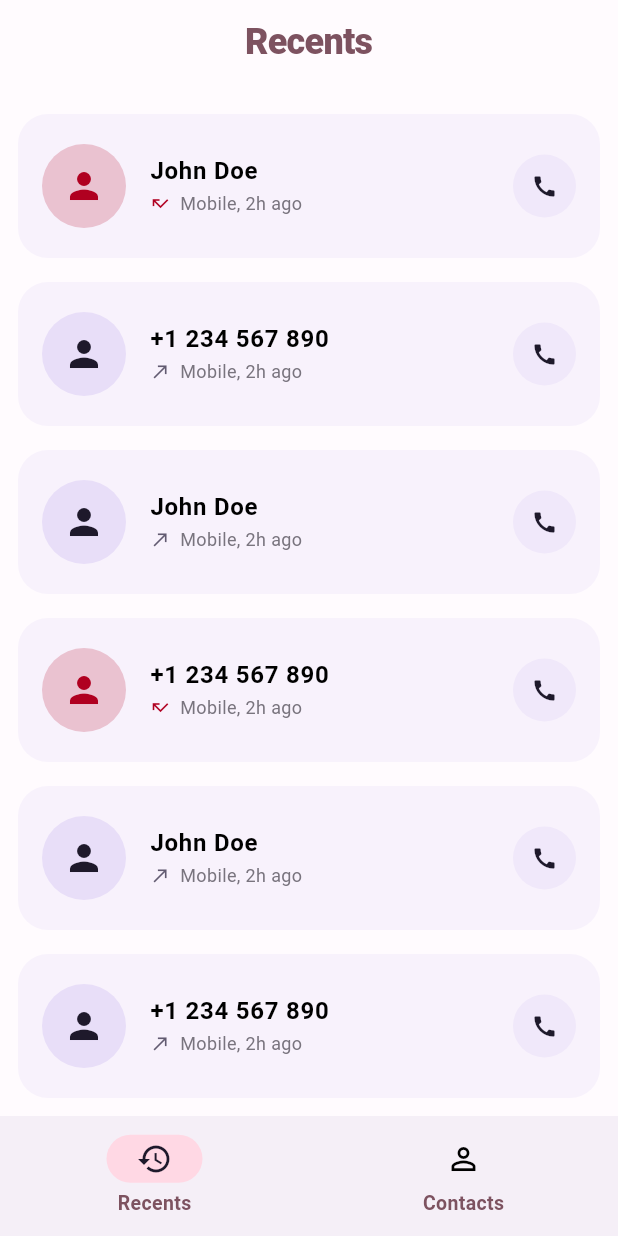
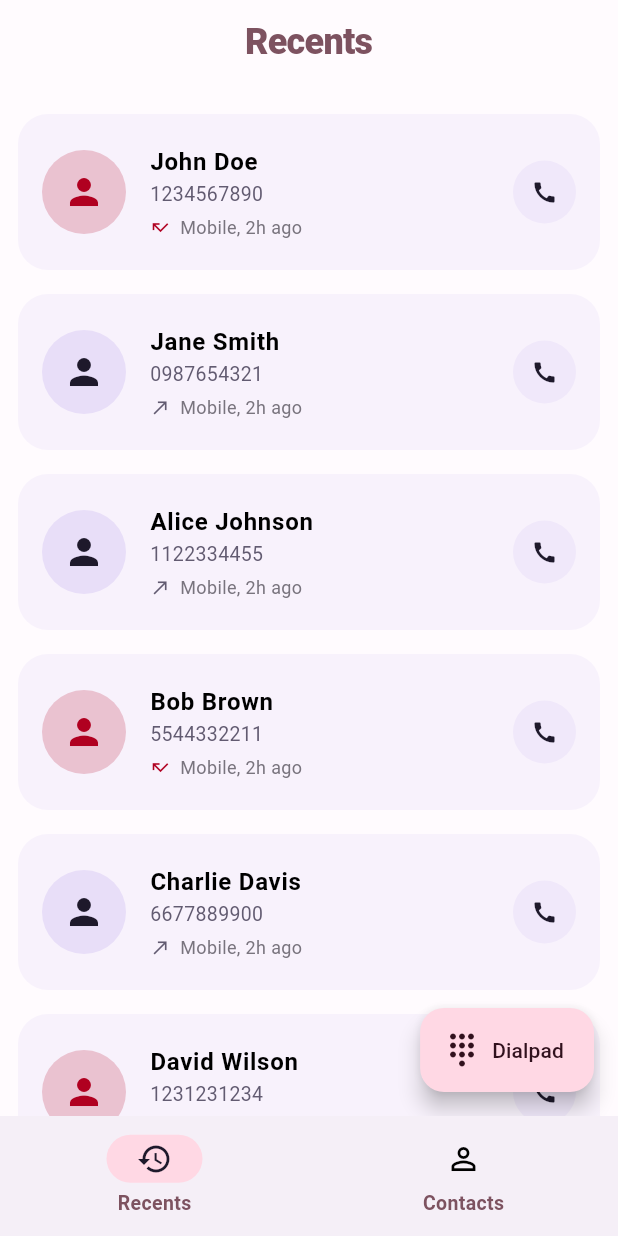
Before and after one commit to junayedahamed/caller-app, a Flutter app: the screen it shows after launch, on a phone screen of 412 x 824 dp. Run offline on Flutter 3.47's test engine with Material 3 defaults, Android fonts, the phone set to English and light mode, and no system bars.

Commit message:
feat: implement dynamic call search and dialpad overlay in recents page

```diff
--- a/lib/pages/recents_page.dart
+++ b/lib/pages/recents_page.dart
@@ -1,19 +1,138 @@
 import 'package:flutter/material.dart';
+import '../models/recent_call.dart';
+import '../widgets/dialpad_widget.dart';
 
-class RecentsPage extends StatelessWidget {
+class RecentsPage extends StatefulWidget {
   const RecentsPage({super.key});
+
+  @override
+  State<RecentsPage> createState() => _RecentsPageState();
+}
+
+class _RecentsPageState extends State<RecentsPage> {
+  String _searchQuery = '';
+  bool _isDialpadVisible = false;
+  List<RecentCall> _filteredCalls = mockRecentCalls;
+
+  void _onDigitPressed(String digit) {
+    setState(() {
+      _searchQuery += digit;
+      _filterCalls();
+    });
+  }
+
+  void _onBackspace() {
+    if (_searchQuery.isNotEmpty) {
+      setState(() {
+        _searchQuery = _searchQuery.substring(0, _searchQuery.length - 1);
+        _filterCalls();
+      });
+    }
+  }
+
+  void _filterCalls() {
+    if (_searchQuery.isEmpty) {
+      _filteredCalls = mockRecentCalls;
+    } else {
+      _filteredCalls = mockRecentCalls.where((call) {
+        return call.phoneNumber.contains(_searchQuery) ||
+            call.name.toLowerCase().contains(_searchQuery.toLowerCase());
+      }).toList();
+    }
+  }
+
+  void _toggleDialpad() {
+    setState(() {
+      _isDialpadVisible = !_isDialpadVisible;
+    });
+  }
 
   @override
   Widget build(BuildContext context) {
     final colorScheme = Theme.of(context).colorScheme;
 
     return Scaffold(
-      appBar: AppBar(title: const Text('Recents')),
-      body: ListView.builder(
-        padding: const EdgeInsets.all(12),
-        itemCount: 10,
+      appBar: AppBar(
+        title: const Text('Recents'),
+        actions: [
+          if (_searchQuery.isNotEmpty)
+            IconButton(
+              icon: const Icon(Icons.clear),
+              onPressed: () {
+                setState(() {
+                  _searchQuery = '';
+                  _filterCalls();
+                });
+              },
+            ),
+        ],
+      ),
+      body: Stack(
+        children: [
+          ListView.builder(
+            padding: EdgeInsets.fromLTRB(
+              12,
+              12,
+              12,
+              _isDialpadVisible ? 380 : 80,
+            ),
+            itemCount: _searchQuery.isNotEmpty && _filteredCalls.isEmpty
+                ? 1
+                : _filteredCalls.length,
             itemBuilder: (context, index) {
-          final isMissed = index % 3 == 0;
+              if (_searchQuery.isNotEmpty && _filteredCalls.isEmpty) {
+                return Padding(
+                  padding: const EdgeInsets.symmetric(vertical: 8),
+                  child: Container(
+                    decoration: BoxDecoration(
+                      color: colorScheme.primaryContainer.withValues(
+                        alpha: 0.2,
+                      ),
+                      borderRadius: BorderRadius.circular(20),
+                      border: Border.all(
+                        color: colorScheme.primary.withValues(alpha: 0.1),
+                      ),
+                    ),
+                    child: ListTile(
+                      contentPadding: const EdgeInsets.symmetric(
+                        horizontal: 16,
+                        vertical: 12,
+                      ),
+                      leading: CircleAvatar(
+                        radius: 28,
+                        backgroundColor: colorScheme.primaryContainer,
+                        child: Icon(
+                          Icons.person_add,
+                          color: colorScheme.onPrimaryContainer,
+                        ),
+                      ),
+                      title: Text(
+                        'Create new contact',
+                        style: TextStyle(
+                          fontWeight: FontWeight.w700,
+                          fontSize: 16,
+                          color: colorScheme.onSurface,
+                        ),
+                      ),
+                      subtitle: Text(
+                        'Add $_searchQuery to contacts',
+                        style: TextStyle(color: colorScheme.outline),
+                      ),
+                      onTap: () {
+                        ScaffoldMessenger.of(context).showSnackBar(
+                          SnackBar(
+                            content: Text(
+                              'Adding $_searchQuery to contacts...',
+                            ),
+                          ),
+                        );
+                      },
+                    ),
+                  ),
+                );
+              }
+
+              final call = _filteredCalls[index];
               return Padding(
                 padding: const EdgeInsets.symmetric(vertical: 8),
                 child: Container(
@@ -22,40 +141,62 @@ class RecentsPage extends StatelessWidget {
                     borderRadius: BorderRadius.circular(20),
                   ),
                   child: ListTile(
-                contentPadding: const EdgeInsets.symmetric(horizontal: 16, vertical: 12),
+                    contentPadding: const EdgeInsets.symmetric(
+                      horizontal: 16,
+                      vertical: 12,
+                    ),
                     leading: CircleAvatar(
                       radius: 28,
-                  backgroundColor: isMissed
+                      backgroundColor: call.isMissed
                           ? colorScheme.error.withOpacity(0.2)
                           : colorScheme.secondaryContainer,
                       child: Icon(
                         Icons.person,
-                    color: isMissed ? colorScheme.error : colorScheme.onSecondaryContainer,
+                        color: call.isMissed
+                            ? colorScheme.error
+                            : colorScheme.onSecondaryContainer,
                         size: 28,
                       ),
                     ),
                     title: Text(
-                  index % 2 == 0 ? 'John Doe' : '+1 234 567 890',
+                      call.name,
                       style: TextStyle(
                         fontWeight: FontWeight.w700,
                         fontSize: 16,
                         color: colorScheme.onSurface,
                       ),
                     ),
-                subtitle: Row(
+                    subtitle: Column(
+                      crossAxisAlignment: CrossAxisAlignment.start,
+                      children: [
+                        Text(
+                          call.phoneNumber,
+                          style: TextStyle(
+                            fontSize: 13,
+                            color: colorScheme.secondary,
+                          ),
+                        ),
+                        const SizedBox(height: 4),
+                        Row(
                           children: [
                             Icon(
-                      isMissed ? Icons.call_missed : Icons.call_made,
+                              call.isMissed
+                                  ? Icons.call_missed
+                                  : Icons.call_made,
                               size: 14,
-                      color: isMissed ? colorScheme.error : colorScheme.secondary,
+                              color: call.isMissed
+                                  ? colorScheme.error
+                                  : colorScheme.secondary,
                             ),
                             const SizedBox(width: 6),
                             Text(
-                      'Mobile, 2h ago',
+                              '${call.type}, 2h ago',
                               style: TextStyle(
                                 fontSize: 12,
                                 color: colorScheme.outline,
                               ),
+                            ),
+                          ],
                         ),
                       ],
                     ),
@@ -80,6 +221,35 @@ class RecentsPage extends StatelessWidget {
               );
             },
           ),
+          if (_isDialpadVisible)
+            Positioned(
+              bottom: 0,
+              left: 0,
+              right: 0,
+              child: DialpadWidget(
+                phoneNumber: _searchQuery,
+                onDigitPressed: _onDigitPressed,
+                onBackspace: _onBackspace,
+                onCallPressed: () {
+                  if (_searchQuery.isNotEmpty) {
+                    ScaffoldMessenger.of(context).showSnackBar(
+                      SnackBar(content: Text('Calling $_searchQuery...')),
+                    );
+                  }
+                },
+              ),
+            ),
+        ],
+      ),
+      floatingActionButton: FloatingActionButton.extended(
+        onPressed: _toggleDialpad,
+        label: Text(_isDialpadVisible ? 'Close' : 'Dialpad'),
+        icon: Icon(
+          _isDialpadVisible ? Icons.keyboard_arrow_down : Icons.dialpad,
+        ),
+        backgroundColor: colorScheme.primaryContainer,
+        foregroundColor: colorScheme.onPrimaryContainer,
+      ),
     );
   }
 }
```
Lines whose indentation alone changed are shown as unchanged.
